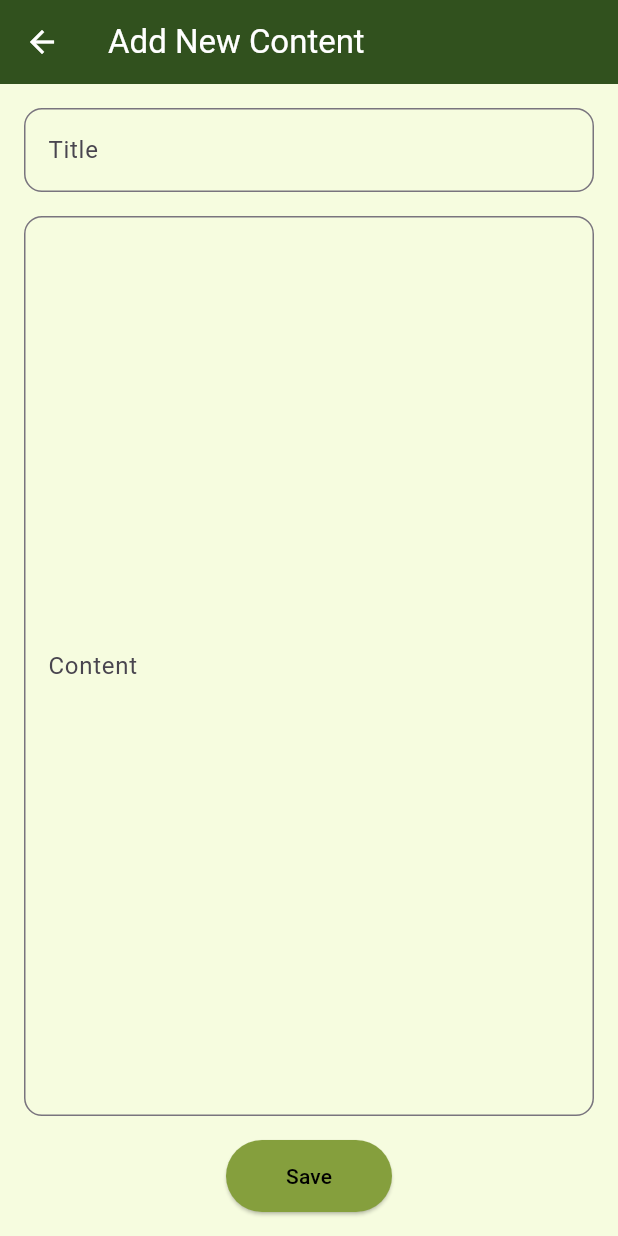
After one commit to Muhammadsaqibsharif/kaar_e_kamal, a Flutter app: the ContentTeamLeaderContentEditorScreen screen opened by its route, after a tap on the "add" icon, on a phone screen of 412 x 824 dp. The commit adds this screen. Run offline on Flutter 3.47's test engine with Material 3 defaults, Android fonts, the light colour scheme and no system bars; our stand-ins replace carousel_slider, flutter_cache_manager, image_picker, percent_indicator, permission_handler, share_plus and 1 more; accounts and stored records are empty.

Commit message:
Content Team Leader Content Editor Screen

```diff
--- a/lib/routes/app_routes.dart
+++ b/lib/routes/app_routes.dart
@@ -4,6 +4,7 @@ import 'package:kaar_e_kamal/routes/route_names.dart';
 import 'package:kaar_e_kamal/screens/common/profile/user_profile_screen.dart';
 import 'package:kaar_e_kamal/screens/drawer/mainDrawer.dart';
 import 'package:kaar_e_kamal/screens/leaders/content_team/content_team_leader_dashboard_screen.dart';
+import 'package:kaar_e_kamal/screens/leaders/content_team/content_tools/content_team_leader_content_editor_screen.dart';
 import 'package:kaar_e_kamal/screens/leaders/content_team/task_assignment/content_team_leader_assign_task_screen.dart';
 import 'package:kaar_e_kamal/screens/leaders/content_team/task_dashboard/content_team_leader_task_dashboard_screen.dart';
 import 'package:kaar_e_kamal/screens/leaders/content_team/team_availability/content_team_leader_member_availability_screen.dart';
@@ -146,6 +147,7 @@ class AppRoutes {
       RouteNames.ContentTeamLeaderTaskDashboardScreen: (context) => ContentTeamLeaderTaskDashboardScreen(),
       RouteNames.ContentTeamLeaderAssignTaskScreen: (context) => ContentTeamLeaderAssignTaskScreen(),
       RouteNames.ContentTeamLeaderMemberAvailabilityScreen: (context) => ContentTeamLeaderMemberAvailabilityScreen(),
+      RouteNames.ContentTeamLeaderContentEditorScreen: (context) => ContentTeamLeaderContentEditorScreen(),
     };
   }
 }
--- a/lib/routes/route_names.dart
+++ b/lib/routes/route_names.dart
@@ -55,6 +55,7 @@ class RouteNames {
   static const String ContentTeamLeaderTaskDashboardScreen = '/ContentTeamLeaderTaskDashboardScreen';
   static const String ContentTeamLeaderAssignTaskScreen = '/ContentTeamLeaderAssignTaskScreen';
   static const String ContentTeamLeaderMemberAvailabilityScreen = '/ContentTeamLeaderMemberAvailabilityScreen';
+  static const String ContentTeamLeaderContentEditorScreen = '/ContentTeamLeaderContentEditorScreen';
 
 
 
--- a/lib/screens/leaders/content_team/content_team_leader_dashboard_screen.dart
+++ b/lib/screens/leaders/content_team/content_team_leader_dashboard_screen.dart
@@ -68,7 +68,8 @@ class ContentTeamLeaderDashboardScreen extends StatelessWidget {
                     title: 'Content Editor',
                     icon: Icons.edit,
                     onTap: () {
-                      // Navigator.pushNamed(context, RouteNames.ContentTeamLeaderContentEditor);
+                      Navigator.pushNamed(context,
+                          RouteNames.ContentTeamLeaderContentEditorScreen);
                     },
                   ),
                   _buildFeatureTile(
--- /dev/null
+++ b/lib/screens/leaders/content_team/content_tools/content_team_leader_content_editor_screen.dart
@@ -0,0 +1,262 @@
+import 'package:flutter/material.dart';
+import 'package:flutter/services.dart';
+
+class ContentTeamLeaderContentEditorScreen extends StatefulWidget {
+  const ContentTeamLeaderContentEditorScreen({Key? key}) : super(key: key);
+
+  @override
+  State<ContentTeamLeaderContentEditorScreen> createState() =>
+      _ContentTeamLeaderContentEditorScreenState();
+}
+
+class _ContentTeamLeaderContentEditorScreenState
+    extends State<ContentTeamLeaderContentEditorScreen> {
+  final List<ContentItem> _contents = [
+    ContentItem(title: 'Welcome Message', content: 'Welcome to our platform!'),
+    ContentItem(
+        title: 'Rules & Regulations',
+        content: 'Please follow these guidelines...'),
+  ];
+
+  int _editorIndex = -1;
+  final TextEditingController _editorController = TextEditingController();
+
+  void _openEditor(int index) {
+    setState(() {
+      _editorIndex = index;
+      _editorController.text = _contents[index].content;
+    });
+  }
+
+  void _saveEditedContent() {
+    if (_editorIndex >= 0) {
+      setState(() {
+        _contents[_editorIndex].content = _editorController.text;
+      });
+
+      ScaffoldMessenger.of(context).showSnackBar(
+        const SnackBar(content: Text('Content saved successfully')),
+      );
+    }
+  }
+
+  void _copyToClipboard(String text) {
+    Clipboard.setData(ClipboardData(text: text));
+    ScaffoldMessenger.of(context).showSnackBar(
+      const SnackBar(content: Text('Content copied to clipboard')),
+    );
+  }
+
+  void _navigateToAddContentScreen() async {
+    final newContent = await Navigator.push(
+      context,
+      MaterialPageRoute(
+        builder: (_) => const AddContentScreen(),
+      ),
+    );
+
+    if (newContent != null && newContent is ContentItem) {
+      setState(() {
+        _contents.insert(0, newContent);
+      });
+    }
+  }
+
+  @override
+  Widget build(BuildContext context) {
+    final isEditing = _editorIndex >= 0;
+
+    return WillPopScope(
+      onWillPop: () async {
+        if (isEditing) {
+          _saveEditedContent();
+          setState(() {
+            _editorIndex = -1;
+          });
+          return false;
+        }
+        return true;
+      },
+      child: Scaffold(
+        appBar: AppBar(
+          title: const Text("Content Editor"),
+          actions: isEditing
+              ? [
+                  IconButton(
+                    icon: const Icon(Icons.save),
+                    onPressed: () {
+                      _saveEditedContent();
+                      setState(() {
+                        _editorIndex = -1;
+                      });
+                    },
+                  ),
+                  IconButton(
+                    icon: const Icon(Icons.copy),
+                    onPressed: () => _copyToClipboard(_editorController.text),
+                  ),
+                  IconButton(
+                    icon: const Icon(Icons.arrow_back),
+                    onPressed: () {
+                      _saveEditedContent();
+                      setState(() {
+                        _editorIndex = -1;
+                      });
+                    },
+                  ),
+                ]
+              : [],
+        ),
+        body: Padding(
+          padding: const EdgeInsets.all(12.0),
+          child: isEditing ? _buildEditor() : _buildContentList(),
+        ),
+        // ✅ FAB only shows when not editing
+        floatingActionButton: isEditing
+            ? null
+            : FloatingActionButton(
+                backgroundColor: const Color(0xFF859F3D),
+                foregroundColor: Colors.black,
+                onPressed: _navigateToAddContentScreen,
+                child: const Icon(Icons.add),
+              ),
+      ),
+    );
+  }
+
+  Widget _buildContentList() {
+    return ListView.builder(
+      itemCount: _contents.length,
+      itemBuilder: (context, index) {
+        final content = _contents[index];
+        return Card(
+          shape:
+              RoundedRectangleBorder(borderRadius: BorderRadius.circular(12)),
+          child: ListTile(
+            title: Text(
+              content.title,
+              style: Theme.of(context).textTheme.bodyLarge,
+            ),
+            subtitle: Text(
+              content.content.length > 60
+                  ? '${content.content.substring(0, 60)}...'
+                  : content.content,
+              style: const TextStyle(fontStyle: FontStyle.italic),
+            ),
+            onTap: () => _openEditor(index),
+          ),
+        );
+      },
+    );
+  }
+
+  Widget _buildEditor() {
+    return Column(
+      children: [
+        const SizedBox(height: 8),
+        Expanded(
+          child: TextField(
+            controller: _editorController,
+            maxLines: null,
+            expands: true,
+            keyboardType: TextInputType.multiline,
+            decoration: InputDecoration(
+              border:
+                  OutlineInputBorder(borderRadius: BorderRadius.circular(12)),
+              hintText: "Start writing content...",
+              filled: true,
+              fillColor: Theme.of(context).brightness == Brightness.light
+                  ? Colors.white
+                  : Colors.grey[800],
+            ),
+            style: Theme.of(context).textTheme.bodyLarge,
+          ),
+        ),
+      ],
+    );
+  }
+}
+
+class ContentItem {
+  String title;
+  String content;
+
+  ContentItem({required this.title, required this.content});
+}
+
+class AddContentScreen extends StatefulWidget {
+  const AddContentScreen({Key? key}) : super(key: key);
+
+  @override
+  State<AddContentScreen> createState() => _AddContentScreenState();
+}
+
+class _AddContentScreenState extends State<AddContentScreen> {
+  final TextEditingController _titleController = TextEditingController();
+  final TextEditingController _contentController = TextEditingController();
+
+  void _saveContent() {
+    final title = _titleController.text.trim();
+    final content = _contentController.text.trim();
+
+    if (title.isNotEmpty && content.isNotEmpty) {
+      Navigator.pop(
+        context,
+        ContentItem(title: title, content: content),
+      );
+    } else {
+      ScaffoldMessenger.of(context).showSnackBar(
+        const SnackBar(content: Text("Please fill both title and content")),
+      );
+    }
+  }
+
+  @override
+  Widget build(BuildContext context) {
+    return Scaffold(
+      appBar: AppBar(
+        title: const Text("Add New Content"),
+      ),
+      body: Padding(
+        padding: const EdgeInsets.all(16.0),
+        child: Column(
+          children: [
+            TextField(
+              controller: _titleController,
+              decoration: InputDecoration(
+                labelText: "Title",
+                border:
+                    OutlineInputBorder(borderRadius: BorderRadius.circular(12)),
+              ),
+            ),
+            const SizedBox(height: 16),
+            Expanded(
+              child: TextField(
+                controller: _contentController,
+                maxLines: null,
+                expands: true,
+                keyboardType: TextInputType.multiline,
+                decoration: InputDecoration(
+                  labelText: "Content",
+                  border: OutlineInputBorder(
+                      borderRadius: BorderRadius.circular(12)),
+                ),
+              ),
+            ),
+            const SizedBox(height: 16),
+            ElevatedButton(
+              onPressed: _saveContent,
+              style: ElevatedButton.styleFrom(
+                backgroundColor: const Color(0xFF859F3D),
+                foregroundColor: Colors.black,
+                padding:
+                    const EdgeInsets.symmetric(horizontal: 40, vertical: 14),
+              ),
+              child: const Text("Save"),
+            ),
+          ],
+        ),
+      ),
+    );
+  }
+}
```
